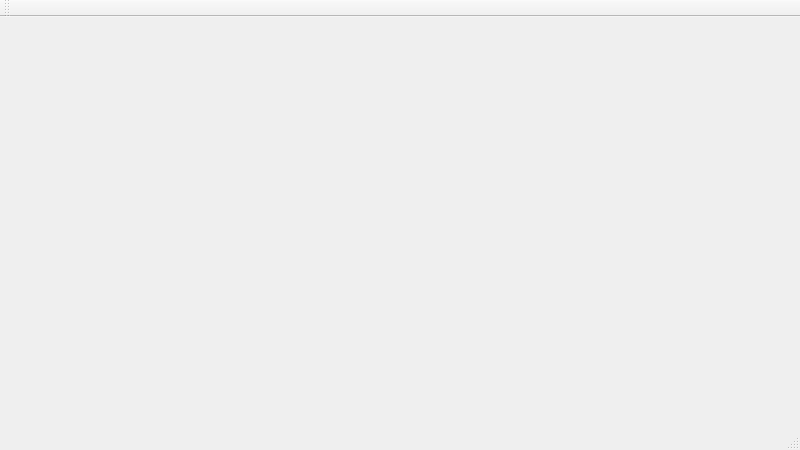
Above: ui/mainwindow.ui from MATF-RS19/RS009-escaperoom before the change. Below: the same form after it.
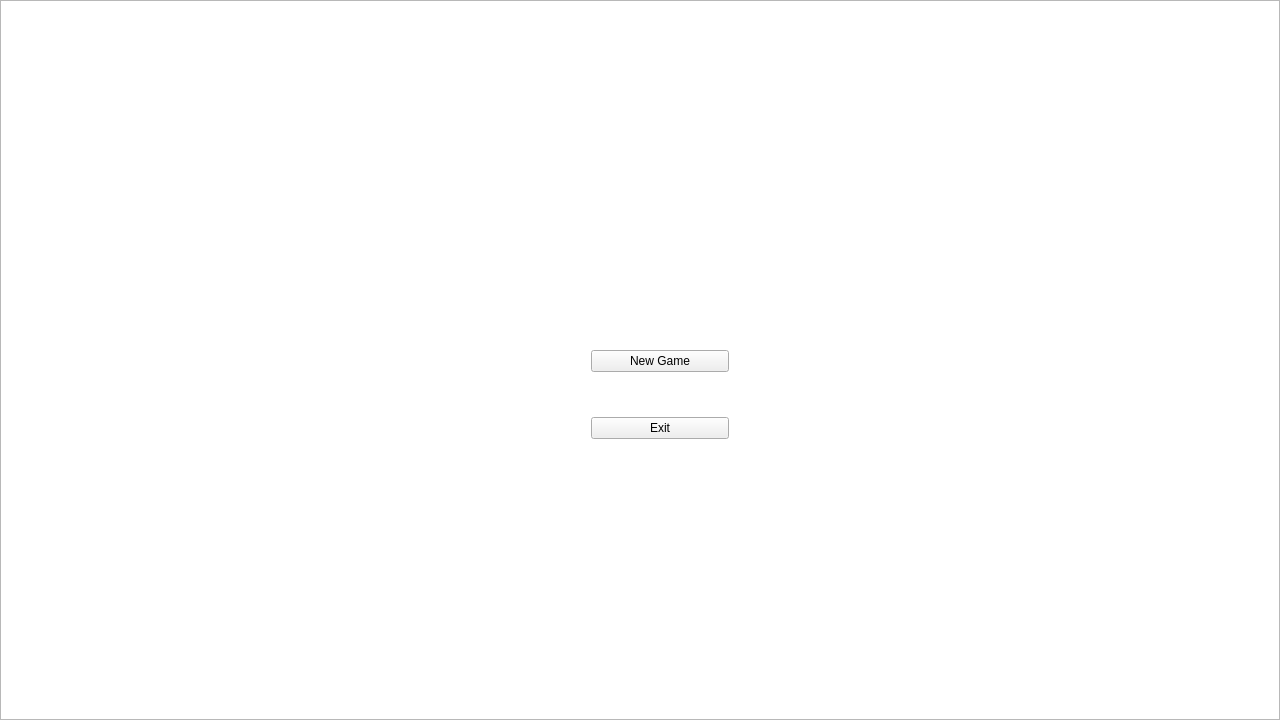
That is the form after the change.

What changed in the file:
```diff
--- a/ui/mainwindow.ui
+++ b/ui/mainwindow.ui
@@ -6,8 +6,8 @@
    <rect>
     <x>0</x>
     <y>0</y>
-    <width>800</width>
-    <height>450</height>
+    <width>1280</width>
+    <height>720</height>
    </rect>
   </property>
   <property name="minimumSize">
@@ -25,35 +25,51 @@
   <property name="windowTitle">
    <string>MainWindow</string>
   </property>
-  <widget class="QWidget" name="centralWidget"/>
-  <widget class="QMenuBar" name="menuBar">
-   <property name="enabled">
-    <bool>false</bool>
-   </property>
+  <widget class="QWidget" name="centralWidget">
+   <widget class="QWidget" name="verticalLayoutWidget">
+    <property name="geometry">
+     <rect>
+      <x>580</x>
+      <y>300</y>
+      <width>160</width>
+      <height>191</height>
+     </rect>
+    </property>
+    <layout class="QVBoxLayout" name="verticalLayout">
+     <item>
+      <widget class="QPushButton" name="newGame_btn">
+       <property name="text">
+        <string>New Game</string>
+       </property>
+      </widget>
+     </item>
+     <item>
+      <widget class="QPushButton" name="exit_btn">
+       <property name="text">
+        <string>Exit</string>
+       </property>
+      </widget>
+     </item>
+    </layout>
+   </widget>
+   <widget class="QGraphicsView" name="display">
    <property name="geometry">
     <rect>
      <x>0</x>
      <y>0</y>
-     <width>800</width>
-     <height>22</height>
-    </rect>
-   </property>
-  </widget>
-  <widget class="QToolBar" name="mainToolBar">
-   <property name="enabled">
-    <bool>false</bool>
-   </property>
-   <attribute name="toolBarArea">
-    <enum>TopToolBarArea</enum>
-   </attribute>
-   <attribute name="toolBarBreak">
-    <bool>false</bool>
-   </attribute>
-  </widget>
-  <widget class="QStatusBar" name="statusBar">
-   <property name="enabled">
-    <bool>false</bool>
-   </property>
+      <width>1280</width>
+      <height>720</height>
+     </rect>
+    </property>
+    <property name="sizePolicy">
+     <sizepolicy hsizetype="Fixed" vsizetype="Fixed">
+      <horstretch>0</horstretch>
+      <verstretch>0</verstretch>
+     </sizepolicy>
+    </property>
+   </widget>
+   <zorder>display</zorder>
+   <zorder>verticalLayoutWidget</zorder>
   </widget>
  </widget>
  <layoutdefault spacing="6" margin="11"/>
```
Left out of the diff: 2 changed lines with no effect on the pictures. Lines whose indentation alone changed are shown as unchanged.
